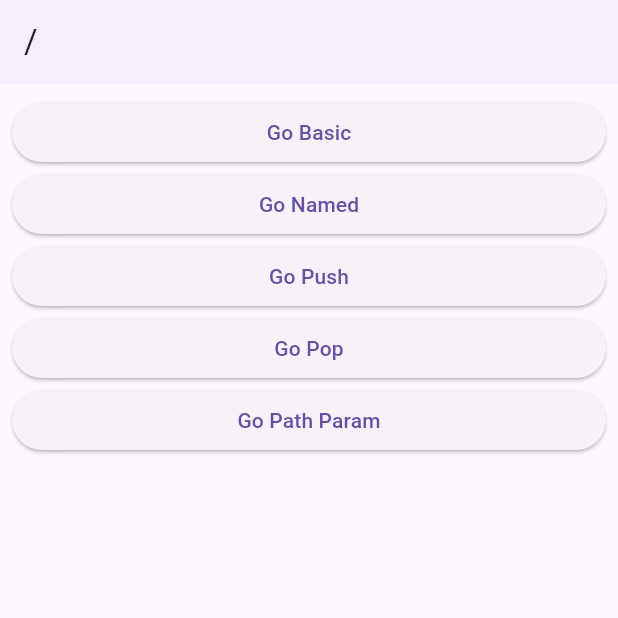
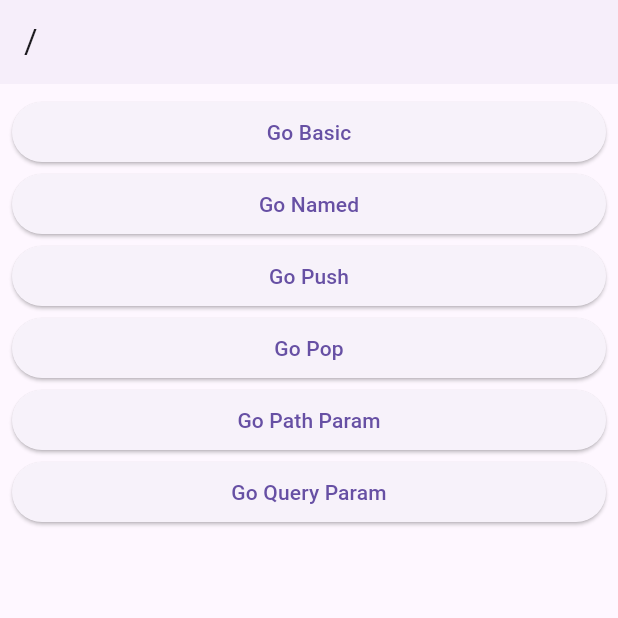
Before and after one commit to altese/study_inflearn_code_factory_go_router, a Flutter app: the screen it shows after launch, on a phone screen of 412 x 824 dp, the top half of it. Run offline on Flutter 3.47's test engine with Material 3 defaults, Android fonts, the phone set to English and light mode, and no system bars; our stand-ins replace go_router.

Commit message:
🔨 [Query Parameters]

```diff
--- a/lib/route/router.dart
+++ b/lib/route/router.dart
@@ -5,6 +5,7 @@ import 'package:study_inflearn_code_factory_go_router/screens/3_push_screen.dart
 import 'package:study_inflearn_code_factory_go_router/screens/4_pop_base_screen.dart';
 import 'package:study_inflearn_code_factory_go_router/screens/5_pop_return_screen.dart';
 import 'package:study_inflearn_code_factory_go_router/screens/6_path_param.dart';
+import 'package:study_inflearn_code_factory_go_router/screens/7_query_param_screen.dart';
 import 'package:study_inflearn_code_factory_go_router/screens/root_screen.dart';
 
 final router = GoRouter(
@@ -55,6 +56,10 @@ final router = GoRouter(
             ),
           ],
         ),
+        GoRoute(
+          path: 'query_param',
+          builder: (context, state) => const QueryParamScreen(),
+        ),
       ],
     ),
   ],
--- a/lib/screens/root_screen.dart
+++ b/lib/screens/root_screen.dart
@@ -40,6 +40,12 @@ class RootScreen extends StatelessWidget {
             },
             child: const Text('Go Path Param'),
           ),
+          ElevatedButton(
+            onPressed: () {
+              context.go('/query_param');
+            },
+            child: const Text('Go Query Param'),
+          ),
         ],
       ),
     );
```
Also changed, not shown: lib/screens/7_query_param_screen.dart (added, +32 -0 lines).
